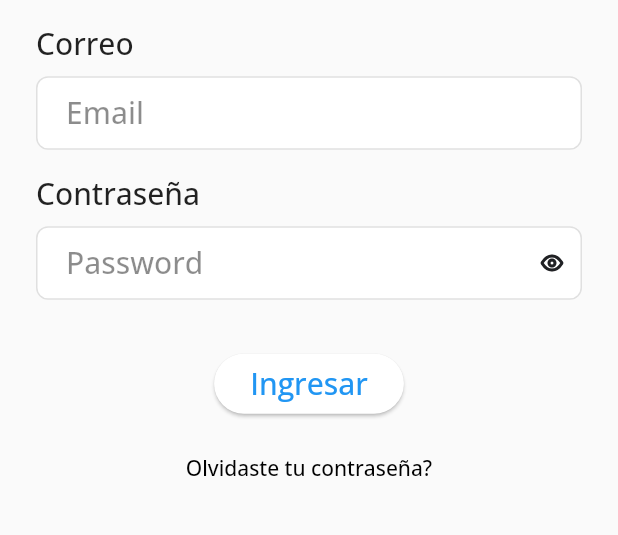
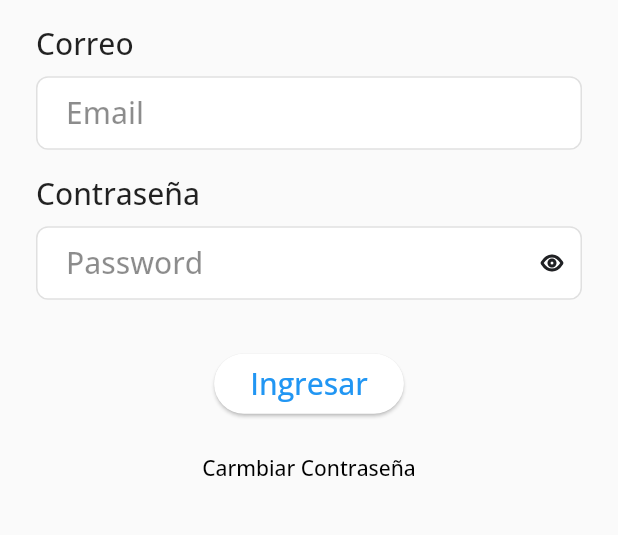
Before and after one commit to Alvardud/IO_Extended_2023_GDG_La_Paz, a Flutter app: the screen it shows after launch, on a phone screen of 412 x 824 dp, the part 424-959 px from its top. Run offline on Flutter 3.47's test engine with Material 2 defaults, Android fonts, the phone set to English and light mode, and no system bars; our stand-ins replace circular_countdown_timer, cloud_firestore, firebase_auth, firebase_core, flutter_svg, google_fonts and 2 more; missing offline and left inert: qr_code_scanner; accounts and stored records are empty.

Commit message:
olvidaste tu password -> cambiar contrasena text

```diff
--- a/lib/src/ui/pages/auth/login_page.dart
+++ b/lib/src/ui/pages/auth/login_page.dart
@@ -126,7 +126,7 @@ class _LoginPageState extends State<LoginPage> {
                   TextButton(
                       onPressed: _forgotPassword,
                       child: const Text(
-                        'Olvidaste tu contraseña?',
+                        'Carmbiar Contraseña',
                         style: TextStyle(
                           color:Colors.black,
                         ),
```
